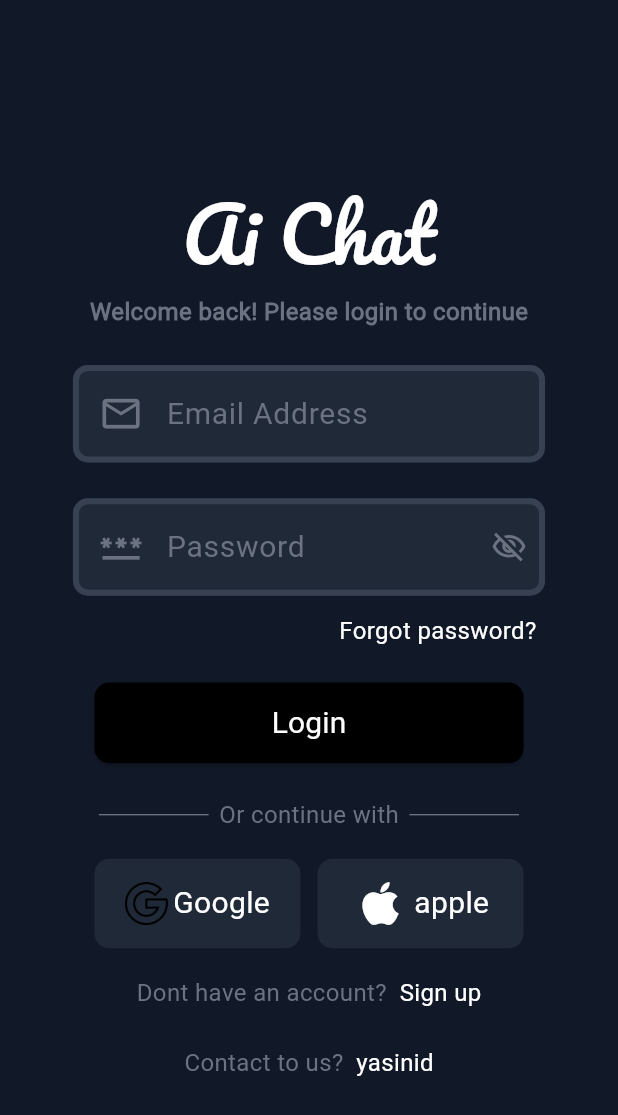
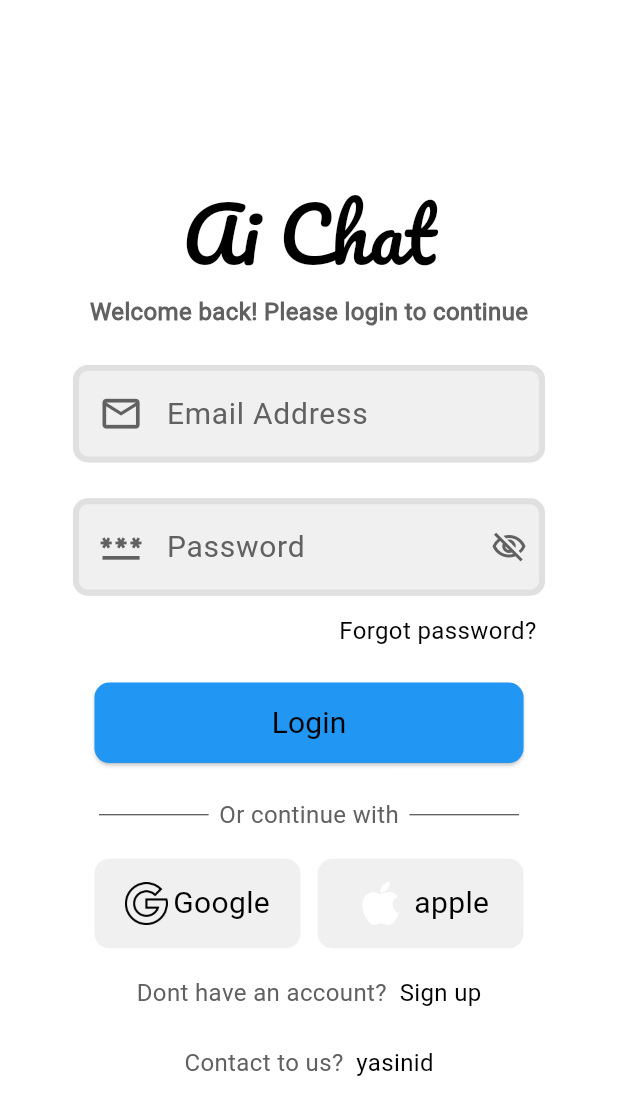
Before and after one commit to yasinowo/chatgpt-with-flutter, a Flutter app: the screen it shows after launch, on a phone screen of 412 x 824 dp. Shown: the top 1115 px of the screen. Run offline on Flutter 3.47's test engine with Material 3 defaults, Android fonts, the phone set to English and light mode, and no system bars; our stand-ins replace bloc, dio, flutter_bloc, flutter_screenutil, get_it, shared_preferences and 1 more; missing offline and left inert: stream_typewriter_text; accounts and stored records are empty.

Commit message:
add: light mod

```diff
--- a/lib/components/drawer_global.dart
+++ b/lib/components/drawer_global.dart
@@ -82,7 +82,7 @@ class DrawerGlobal extends StatelessWidget {
               child: ListTile(
                 leading: Icon(Icons.logout_sharp,
                     size: 28.sp, color: theme.colorScheme.tertiary),
-                title: Text('Settings',
+                title: Text('Logout',
                     style: MyFonts.bodyLarge
                         .copyWith(color: theme.colorScheme.tertiary)),
                 onTap: () {
--- a/lib/components/textfild_global.dart
+++ b/lib/components/textfild_global.dart
@@ -19,7 +19,7 @@ class TextFildGlobal extends StatelessWidget {
         controller: controller,
         style: MyFonts.bodyLarge.copyWith(color: theme.colorScheme.primary),
         decoration: InputDecoration(
-          fillColor: AppColor.normal,
+          fillColor: theme.colorScheme.inversePrimary,
           filled: true,
           labelText: text,
           labelStyle:
--- a/lib/main.dart
+++ b/lib/main.dart
@@ -13,6 +13,7 @@ import 'package:my_chat_gpt/screens/profile_screen.dart';
 import 'package:my_chat_gpt/screens/register_screen.dart';
 import 'package:my_chat_gpt/screens/setting_screen.dart';
 import 'package:my_chat_gpt/them/dark_mode.dart';
+import 'package:my_chat_gpt/them/light_mod.dart';
 import 'package:my_chat_gpt/them/theme.dart';
 import 'package:my_chat_gpt/util/auth_manager.dart';
 import 'package:sqflite/sqflite.dart';
@@ -39,7 +40,7 @@ class MyApp extends StatelessWidget {
         return MaterialApp(
           debugShowCheckedModeBanner: false,
           // themeMode: ThemeMode.dark,
-          theme: darkMode,
+          theme: lightMode,
           // AppThem().themData,
           routes: {
             '/register': (context) => const RegisterScreen(),
--- a/lib/them/light_mod.dart
+++ b/lib/them/light_mod.dart
@@ -2,10 +2,13 @@ import 'package:flutter/material.dart';
 
 ThemeData lightMode = ThemeData(
   colorScheme: ColorScheme.light(
-    surface: Colors.grey.shade300, //background
-    primary: Colors.grey.shade500,
-    secondary: Colors.grey.shade200,
-    tertiary: Colors.white,
-    inversePrimary: Colors.grey.shade900,
-  ), // ColorScheme.light
+    surface: Colors.white, // پس‌زمینه (در دارک مود: 0xff111827)
+    secondary: Color(0xffE0E0E0), // رنگ‌های فعال (در دارک مود: 0xff374151)
+    tertiary: Colors.black, // متن‌های روشن (در دارک مود: 0xffffffff)
+    inversePrimary: Color(
+        0xffF0F0F0), // متن‌های معمولی و دکمه‌های غیرفعال (در دارک مود: 0xff1F2937)
+    primary: Color(0xff616161), // متن‌های قوی‌تر (در دارک مود: 0xff6B7280)
+    shadow: Color(0xffD1D5DB), // سایه‌ها (در دارک مود: 0xff030712)
+    primaryContainer: Colors.blue, // رنگ اصلی دکمه ها
+  ),
 );
```
